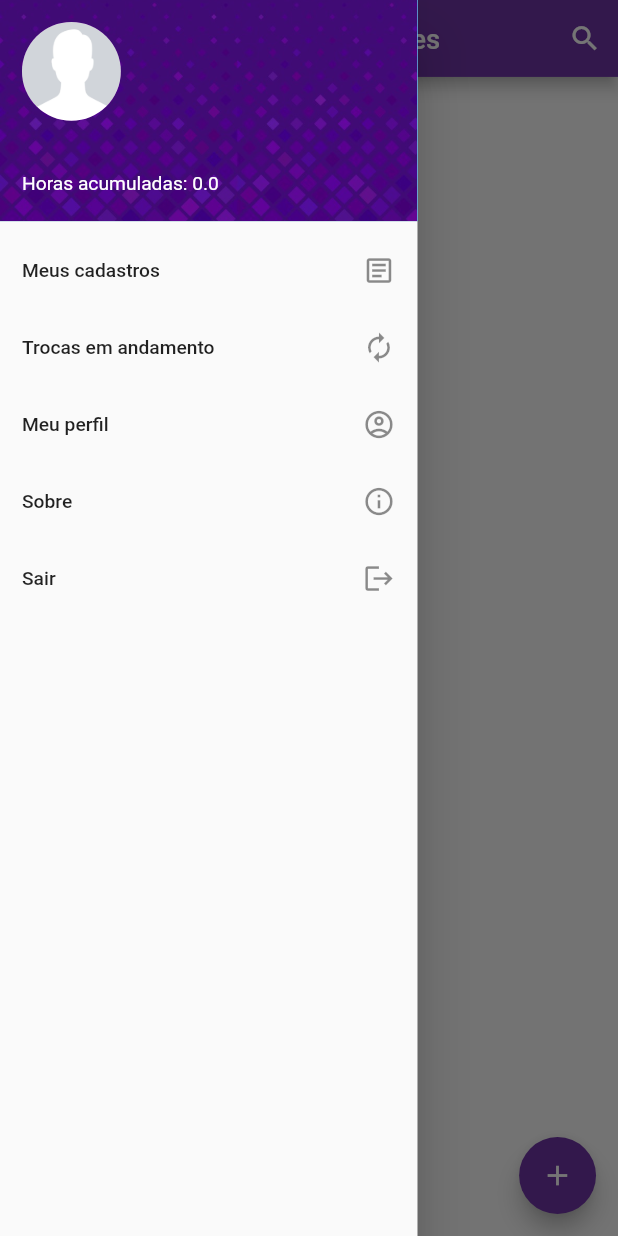
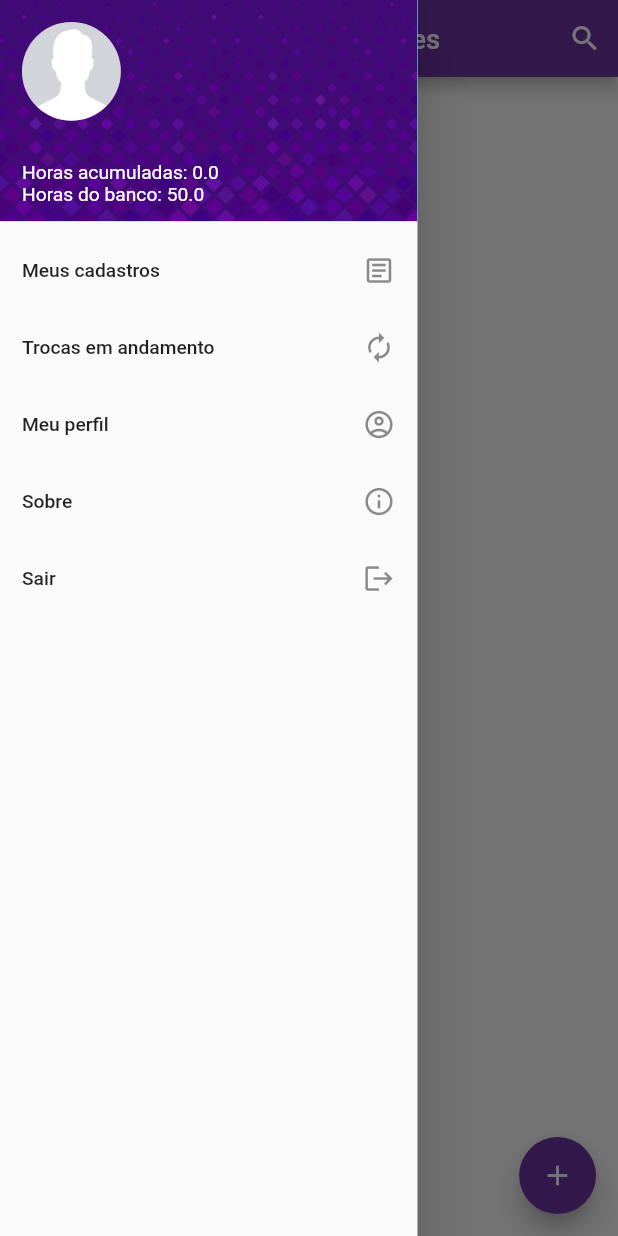
Before and after one commit to AIC3BancodoTempo/banco_tempo_app, a Flutter app: the ServicesPage screen opened directly with empty values, with the side drawer open, on a phone screen of 412 x 824 dp. Run offline on Flutter 3.47's test engine with Material 2 defaults, Android fonts, the phone set to English and light mode, and no system bars; our stand-ins replace bloc, carousel_slider, cloud_firestore, email_validator, equatable, firebase_auth and 10 more; missing offline and left inert: firebase_picture_uploader, groovin_widgets; accounts and stored records are empty.

Commit message:
Update drawer_header_geral.dart
add horas do banco tela 1

```diff
--- a/lib/screens/core/drawer/drawer_header_geral.dart
+++ b/lib/screens/core/drawer/drawer_header_geral.dart
@@ -13,7 +13,7 @@ class DrawerHeaderGeral extends StatelessWidget {
         userModel.nome,
         style: TextStyle(fontSize: 18),
       ),
-      accountEmail: Text('Horas acumuladas: ${userModel.horas}'),
+      accountEmail: Text('Horas acumuladas: ${userModel.horas}\n' + 'Horas do banco: 50.0'),
       currentAccountPicture: CircleAvatar(
         child: ClipOval(
           child: Image(
```
